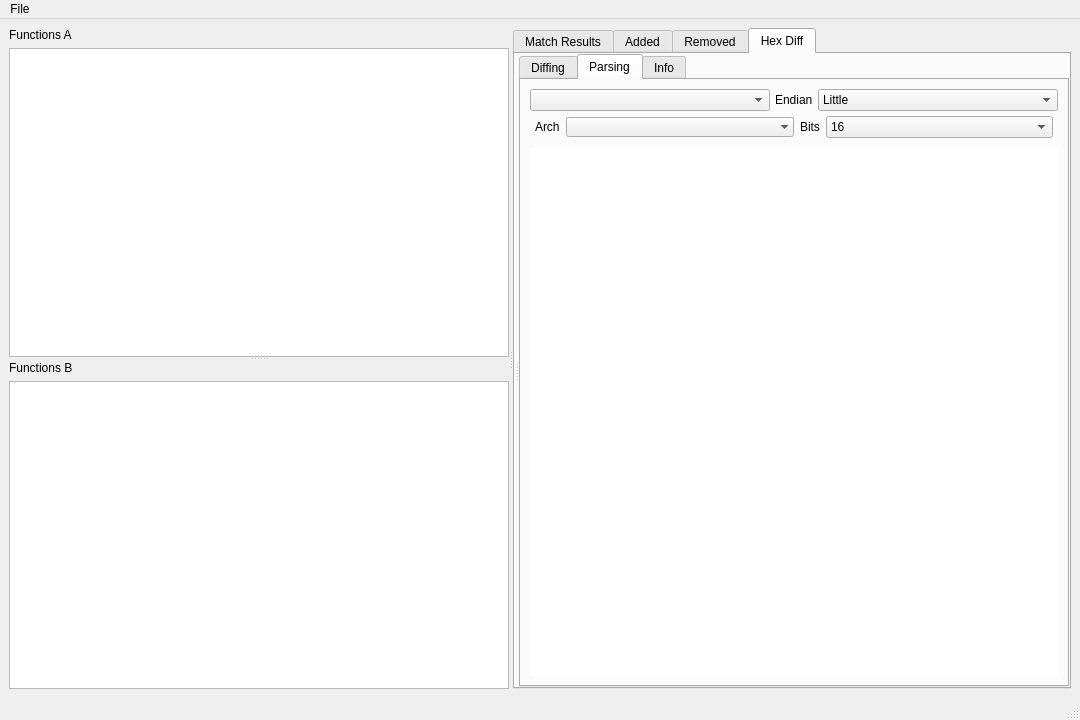
Qt form src/tools/bindiff/CutterDiffWindow.ui (rizinorg/cutter) before a commit.
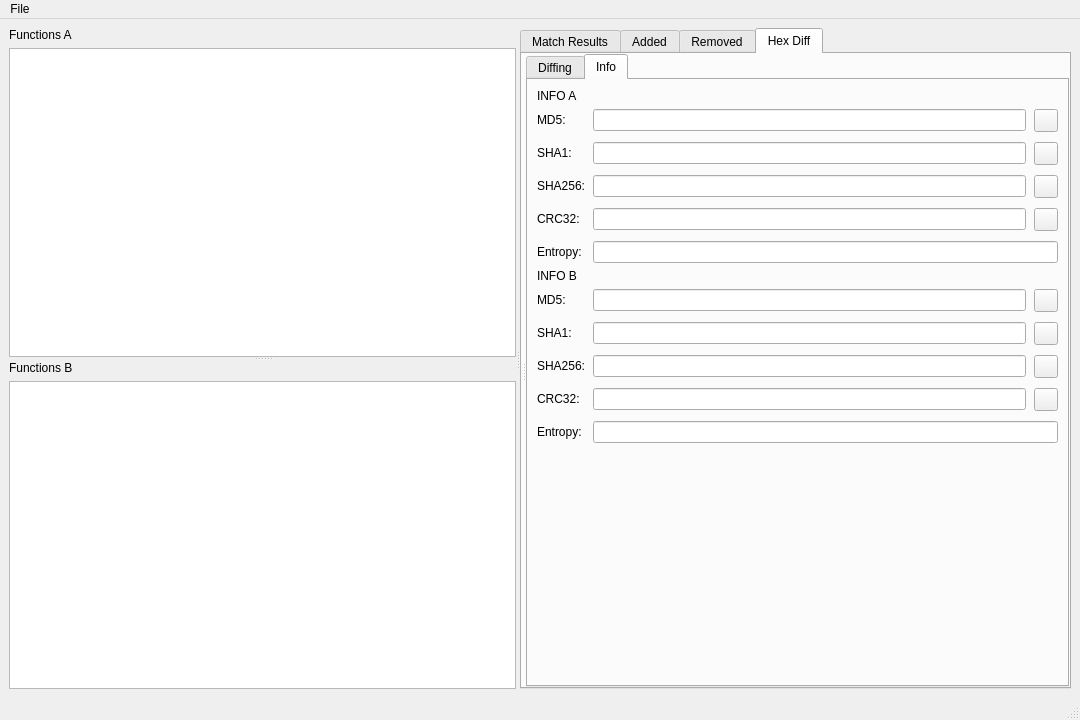
The same form after that commit. The open tabs and pages were chosen to show the change. Custom widgets are drawn as their Qt base class.

The edit to the form file:
```diff
--- a/src/tools/bindiff/CutterDiffWindow.ui
+++ b/src/tools/bindiff/CutterDiffWindow.ui
@@ -259,204 +259,6 @@
                  </item>
                 </layout>
                </widget>
-               <widget class="QWidget" name="tab">
-                <attribute name="title">
-                 <string>Parsing</string>
-                </attribute>
-                <layout class="QVBoxLayout" name="verticalLayout">
-                 <item>
-                  <layout class="QVBoxLayout" name="verticalLayout_16">
-                   <property name="spacing">
-                    <number>5</number>
-                   </property>
-                   <property name="rightMargin">
-                    <number>0</number>
-                   </property>
-                   <item>
-                    <layout class="QHBoxLayout" name="horizontalLayout_17">
-                     <property name="topMargin">
-                      <number>0</number>
-                     </property>
-                     <item>
-                      <widget class="QComboBox" name="parseTypeComboBox">
-                       <property name="sizePolicy">
-                        <sizepolicy hsizetype="Preferred" vsizetype="Fixed">
-                         <horstretch>0</horstretch>
-                         <verstretch>0</verstretch>
-                        </sizepolicy>
-                       </property>
-                      </widget>
-                     </item>
-                     <item>
-                      <widget class="QLabel" name="label_6">
-                       <property name="sizePolicy">
-                        <sizepolicy hsizetype="Fixed" vsizetype="Preferred">
-                         <horstretch>0</horstretch>
-                         <verstretch>0</verstretch>
-                        </sizepolicy>
-                       </property>
-                       <property name="text">
-                        <string>Endian</string>
-                       </property>
-                      </widget>
-                     </item>
-                     <item>
-                      <widget class="QComboBox" name="parseEndianComboBox">
-                       <property name="sizeAdjustPolicy">
-                        <enum>QComboBox::SizeAdjustPolicy::AdjustToContents</enum>
-                       </property>
-                       <item>
-                        <property name="text">
-                         <string>Little</string>
-                        </property>
-                       </item>
-                       <item>
-                        <property name="text">
-                         <string>Big</string>
-                        </property>
-                       </item>
-                      </widget>
-                     </item>
-                    </layout>
-                   </item>
-                   <item>
-                    <widget class="QFrame" name="hexSideFrame2">
-                     <property name="sizePolicy">
-                      <sizepolicy hsizetype="Expanding" vsizetype="Fixed">
-                       <horstretch>0</horstretch>
-                       <verstretch>0</verstretch>
-                      </sizepolicy>
-                     </property>
-                     <property name="minimumSize">
-                      <size>
-                       <width>0</width>
-                       <height>0</height>
-                      </size>
-                     </property>
-                     <property name="frameShape">
-                      <enum>QFrame::Shape::NoFrame</enum>
-                     </property>
-                     <property name="frameShadow">
-                      <enum>QFrame::Shadow::Plain</enum>
-                     </property>
-                     <property name="lineWidth">
-                      <number>0</number>
-                     </property>
-                     <layout class="QHBoxLayout" name="horizontalLayout_21">
-                      <property name="sizeConstraint">
-                       <enum>QLayout::SizeConstraint::SetMinimumSize</enum>
-                      </property>
-                      <property name="leftMargin">
-                       <number>5</number>
-                      </property>
-                      <property name="topMargin">
-                       <number>0</number>
-                      </property>
-                      <property name="rightMargin">
-                       <number>5</number>
-                      </property>
-                      <property name="bottomMargin">
-                       <number>5</number>
-                      </property>
-                      <item>
-                       <widget class="QLabel" name="hexArchLabel2">
-                        <property name="sizePolicy">
-                         <sizepolicy hsizetype="Fixed" vsizetype="Preferred">
-                          <horstretch>0</horstretch>
-                          <verstretch>0</verstretch>
-                         </sizepolicy>
-                        </property>
-                        <property name="text">
-                         <string>Arch</string>
-                        </property>
-                       </widget>
-                      </item>
-                      <item>
-                       <widget class="QComboBox" name="parseArchComboBox">
-                        <property name="sizePolicy">
-                         <sizepolicy hsizetype="Preferred" vsizetype="Fixed">
-                          <horstretch>0</horstretch>
-                          <verstretch>0</verstretch>
-                         </sizepolicy>
-                        </property>
-                        <property name="sizeAdjustPolicy">
-                         <enum>QComboBox::SizeAdjustPolicy::AdjustToContents</enum>
-                        </property>
-                        <property name="frame">
-                         <bool>false</bool>
-                        </property>
-                       </widget>
-                      </item>
-                      <item>
-                       <widget class="QLabel" name="hexBitsLabel2">
-                        <property name="sizePolicy">
-                         <sizepolicy hsizetype="Fixed" vsizetype="Preferred">
-                          <horstretch>0</horstretch>
-                          <verstretch>0</verstretch>
-                         </sizepolicy>
-                        </property>
-                        <property name="text">
-                         <string>Bits</string>
-                        </property>
-                       </widget>
-                      </item>
-                      <item>
-                       <widget class="QComboBox" name="parseBitsComboBox">
-                        <property name="sizeAdjustPolicy">
-                         <enum>QComboBox::SizeAdjustPolicy::AdjustToContents</enum>
-                        </property>
-                        <item>
-                         <property name="text">
-                          <string>16</string>
-                         </property>
-                        </item>
-                        <item>
-                         <property name="text">
-                          <string>32</string>
-                         </property>
-                        </item>
-                        <item>
-                         <property name="text">
-                          <string>64</string>
-                         </property>
-                        </item>
-                       </widget>
-                      </item>
-                     </layout>
-                    </widget>
-                   </item>
-                   <item>
-                    <widget class="QPlainTextEdit" name="hexDisasTextEdit">
-                     <property name="sizePolicy">
-                      <sizepolicy hsizetype="Preferred" vsizetype="Expanding">
-                       <horstretch>0</horstretch>
-                       <verstretch>0</verstretch>
-                      </sizepolicy>
-                     </property>
-                     <property name="font">
-                      <font>
-                       <family>Anonymous Pro</family>
-                       <pointsize>13</pointsize>
-                      </font>
-                     </property>
-                     <property name="frameShape">
-                      <enum>QFrame::Shape::NoFrame</enum>
-                     </property>
-                     <property name="lineWidth">
-                      <number>0</number>
-                     </property>
-                     <property name="readOnly">
-                      <bool>true</bool>
-                     </property>
-                     <property name="plainText">
-                      <string/>
-                     </property>
-                    </widget>
-                   </item>
-                  </layout>
-                 </item>
-                </layout>
-               </widget>
                <widget class="QWidget" name="tablnfo">
                 <attribute name="title">
                  <string>Info</string>
```
Left out of the diff: 4 changed lines with no effect on the pictures.
